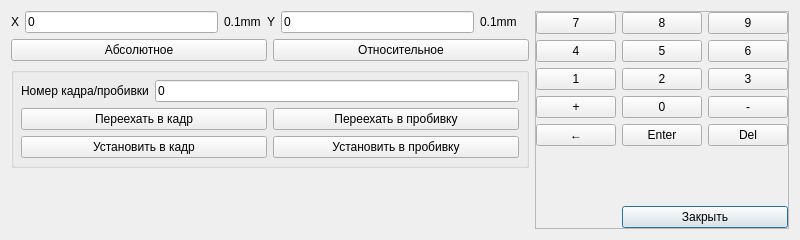
Qt form phx-cnc-ui-mainform/src/forms/CXOperDirectionDialog.ui (superkulpa/phx-cnc-ui) before a commit.
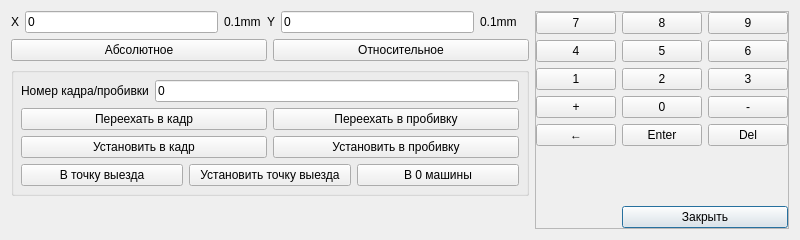
The same form after that commit. Custom widgets are drawn as their Qt base class.

Patch:
```diff
--- a/phx-cnc-ui-mainform/src/forms/CXOperDirectionDialog.ui
+++ b/phx-cnc-ui-mainform/src/forms/CXOperDirectionDialog.ui
@@ -54,7 +54,7 @@
        </item>
       </layout>
      </item>
-     <item row="2" column="0" colspan="8">
+     <item row="3" column="0" colspan="8">
       <widget class="QGroupBox" name="groupBox">
        <property name="title">
         <string/>
@@ -113,22 +113,34 @@
           </item>
          </layout>
         </item>
+        <item>
+         <layout class="QHBoxLayout" name="horizontalLayout_5">
+          <item>
+           <widget class="QPushButton" name="mTechPointMoveButton">
+            <property name="text">
+             <string>В точку выезда</string>
+            </property>
+           </widget>
+          </item>
+          <item>
+           <widget class="QPushButton" name="mSetTechPointButton">
+            <property name="text">
+             <string>Установить точку выезда</string>
+            </property>
+           </widget>
+          </item>
+          <item>
+           <widget class="QPushButton" name="mAbsZeroMoveButton">
+            <property name="text">
+             <string>В 0 машины</string>
+            </property>
+           </widget>
+          </item>
+         </layout>
+        </item>
        </layout>
       </widget>
      </item>
-     <item row="3" column="0" colspan="8">
-      <spacer name="verticalSpacer_2">
-       <property name="orientation">
-        <enum>Qt::Vertical</enum>
-       </property>
-       <property name="sizeHint" stdset="0">
-        <size>
-         <width>20</width>
-         <height>40</height>
-        </size>
-       </property>
-      </spacer>
-     </item>
      <item row="0" column="2">
       <widget class="QLabel" name="label_4">
        <property name="text">
@@ -157,6 +169,19 @@
        </property>
       </widget>
      </item>
+     <item row="4" column="0" colspan="8">
+      <spacer name="verticalSpacer_2">
+       <property name="orientation">
+        <enum>Qt::Vertical</enum>
+       </property>
+       <property name="sizeHint" stdset="0">
+        <size>
+         <width>20</width>
+         <height>40</height>
+        </size>
+       </property>
+      </spacer>
+     </item>
     </layout>
    </item>
    <item>
```
Left out of the diff: 2 changed lines with no effect on the pictures.
